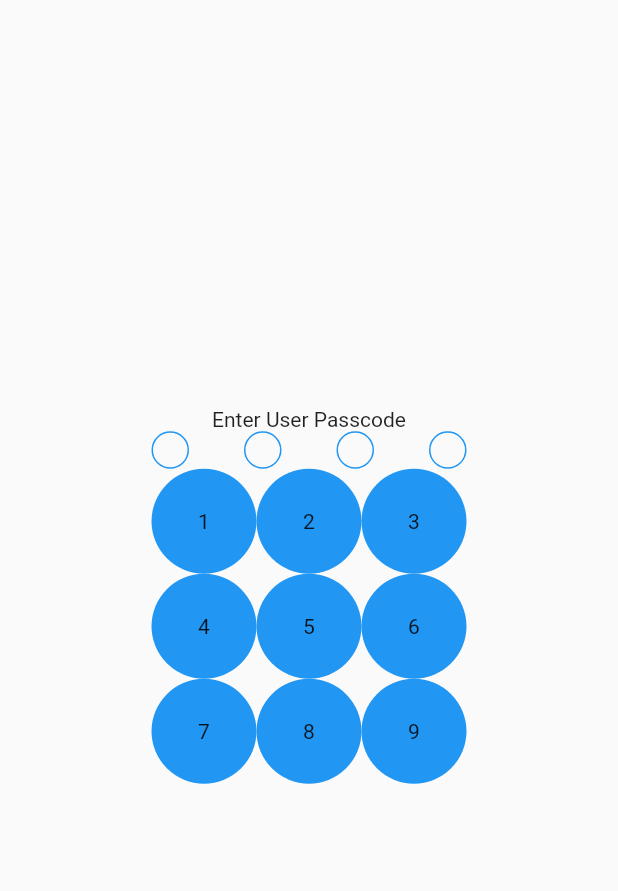
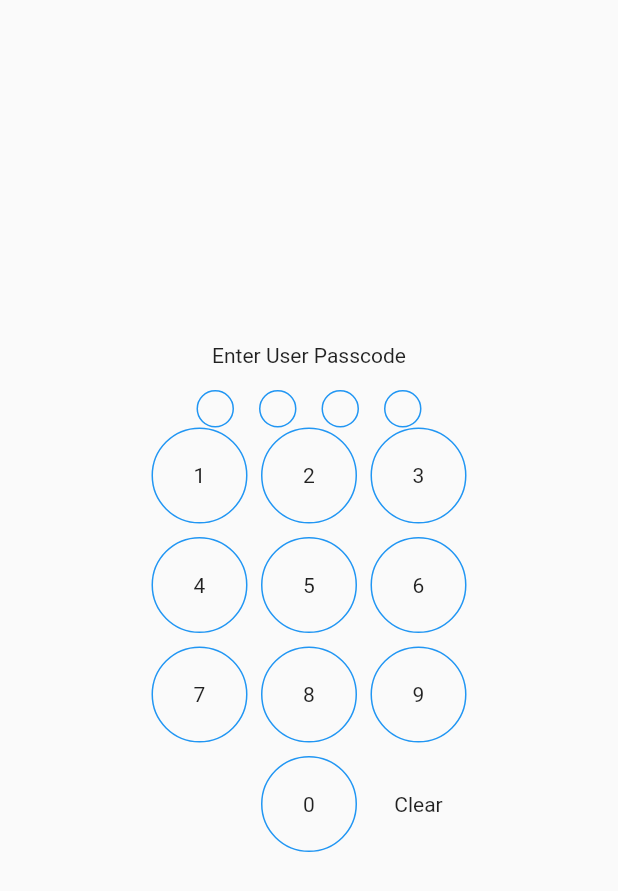
Before and after one commit to iRaySpace/flutter_pin, a Flutter app: the screen it shows after launch, on a phone screen of 412 x 824 dp. Shown: the top 891 px of the screen. Run offline on Flutter 3.47's test engine with Material 2 defaults, Android fonts, the phone set to English and light mode, and no system bars.

Commit message:
feat: main function, clear, zero, layout

```diff
--- a/lib/pin.dart
+++ b/lib/pin.dart
@@ -34,6 +34,21 @@ class _PinState extends State<Pin> {
     }
   }
 
+  _input(String number) {
+    setState(() {
+      _pin = _pin + number;
+    });
+    if (_pin.length == 4) {
+      _validate(_key.currentState.context);
+    }
+  }
+
+  _clear() {
+    setState(() {
+      _pin = '';
+    });
+  }
+
   @override
   Widget build(BuildContext context) {
     return Scaffold(
@@ -42,9 +57,12 @@ class _PinState extends State<Pin> {
         child: Column(
           mainAxisAlignment: MainAxisAlignment.center,
           children: <Widget>[
-            Text('Enter User Passcode'),
+            Padding(
+              padding: EdgeInsets.only(bottom: 15.0),
+              child: Text('Enter User Passcode'),
+            ),
             Container(
-              width: 210.0,
+              width: 150.0,
               child: Row(
                 mainAxisAlignment: MainAxisAlignment.spaceBetween,
                 children: <Widget>[
@@ -73,58 +91,122 @@ class _PinState extends State<Pin> {
             ),
             Container(
               width: 210.0,
-              height: 240.0,
+              height: 310.0,
               child: GridView.count(
                 crossAxisCount: 3,
+                mainAxisSpacing: 9.0,
+                crossAxisSpacing: 9.0,
                 children: <Widget>[
                   InkWell(
+                    onTap: () => this._input('1'),
+                    customBorder: CircleBorder(),
+                    splashColor: Colors.blue,
                     child: _CircleContainer(
                       size: 25.0,
-                      color: Colors.blue,
+                      border: Border.all(color: Colors.blue),
                       text: '1',
                     ),
                   ),
-                  _CircleContainer(
+                  InkWell(
+                    onTap: () => this._input('2'),
+                    customBorder: CircleBorder(),
+                    splashColor: Colors.blue,
+                    child: _CircleContainer(
                       size: 25.0,
-                    color: Colors.blue,
+                      border: Border.all(color: Colors.blue),
                       text: '2',
                     ),
-                  _CircleContainer(
+                  ),
+                  InkWell(
+                    onTap: () => this._input('3'),
+                    customBorder: CircleBorder(),
+                    splashColor: Colors.blue,
+                    child: _CircleContainer(
                       size: 25.0,
-                    color: Colors.blue,
+                      border: Border.all(color: Colors.blue),
                       text: '3',
                     ),
+                  ),
 
-                  _CircleContainer(
+                  InkWell(
+                    onTap: () => this._input('4'),
+                    customBorder: CircleBorder(),
+                    splashColor: Colors.blue,
+                    child: _CircleContainer(
                       size: 25.0,
-                    color: Colors.blue,
+                      border: Border.all(color: Colors.blue),
                       text: '4',
                     ),
-                  _CircleContainer(
+                  ),
+                  InkWell(
+                    onTap: () => this._input('5'),
+                    customBorder: CircleBorder(),
+                    splashColor: Colors.blue,
+                    child: _CircleContainer(
                       size: 25.0,
-                    color: Colors.blue,
+                      border: Border.all(color: Colors.blue),
                       text: '5',
                     ),
-                  _CircleContainer(
+                  ),
+                  InkWell(
+                    onTap: () => this._input('6'),
+                    customBorder: CircleBorder(),
+                    splashColor: Colors.blue,
+                    child: _CircleContainer(
                       size: 25.0,
-                    color: Colors.blue,
+                      border: Border.all(color: Colors.blue),
                       text: '6',
                     ),
-
-                  _CircleContainer(
+                  ),
+                  InkWell(
+                    onTap: () => this._input('7'),
+                    customBorder: CircleBorder(),
+                    splashColor: Colors.blue,
+                    child: _CircleContainer(
                       size: 25.0,
-                    color: Colors.blue,
+                      border: Border.all(color: Colors.blue),
                       text: '7',
                     ),
-                  _CircleContainer(
+                  ),
+                  InkWell(
+                    onTap: () => this._input('8'),
+                    customBorder: CircleBorder(),
+                    splashColor: Colors.blue,
+                    child: _CircleContainer(
                       size: 25.0,
-                    color: Colors.blue,
+                      border: Border.all(color: Colors.blue),
                       text: '8',
                     ),
-                  _CircleContainer(
+                  ),
+                  InkWell(
+                    onTap: () => this._input('9'),
+                    customBorder: CircleBorder(),
+                    splashColor: Colors.blue,
+                    child: _CircleContainer(
                       size: 25.0,
-                    color: Colors.blue,
+                      border: Border.all(color: Colors.blue),
                       text: '9',
+                    ),
+                  ),
+                  Container(),
+                  InkWell(
+                    onTap: () => this._input('0'),
+                    customBorder: CircleBorder(),
+                    splashColor: Colors.blue,
+                    child: _CircleContainer(
+                      size: 25.0,
+                      border: Border.all(color: Colors.blue),
+                      text: '0',
+                    ),
+                  ),
+                  InkWell(
+                    onTap: () => this._clear(),
+                    customBorder: CircleBorder(),
+                    splashColor: Colors.blue,
+                    child: _CircleContainer(
+                      size: 25.0,
+                      text: 'Clear',
+                    ),
                   ),
                 ],
               ),
```
Lines whose indentation alone changed are shown as unchanged.
